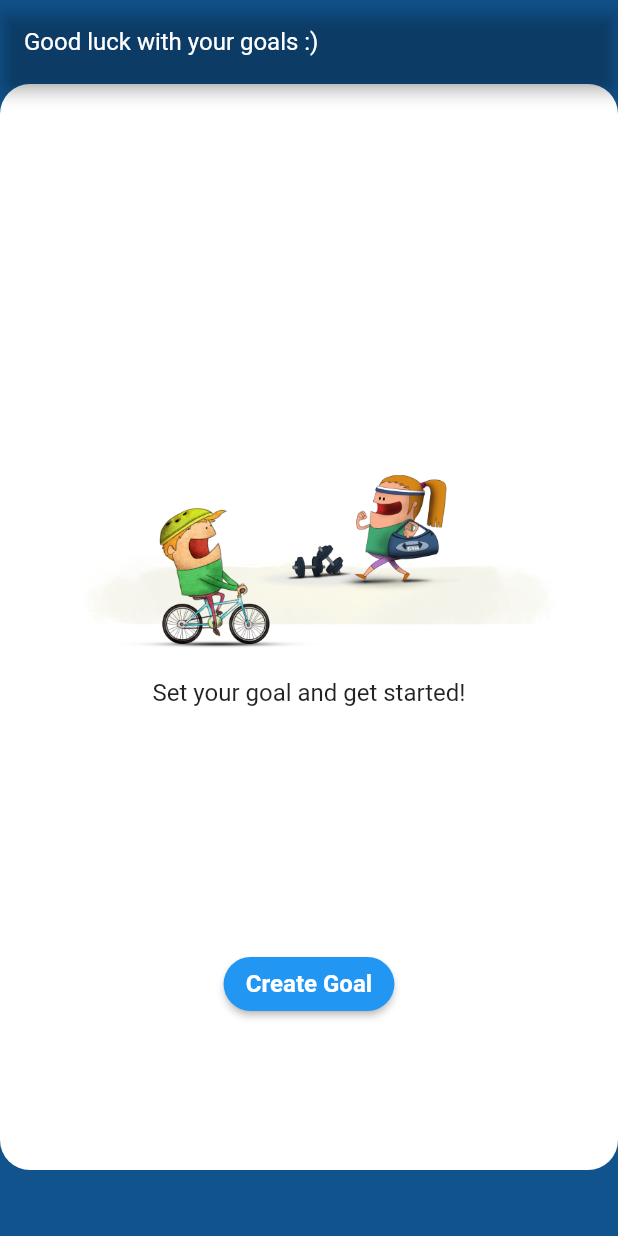
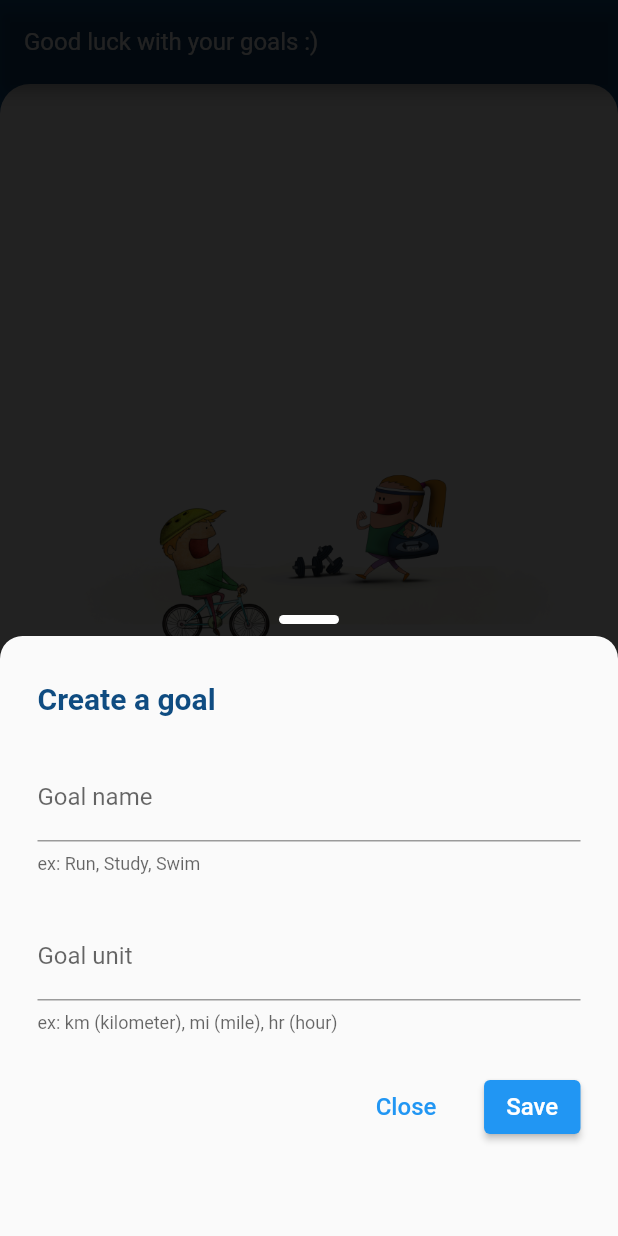
Before and after one commit to sajadmaster/goals-lite, a Flutter app: the screen it shows after launch, after a tap on "Create Goal", on a phone screen of 412 x 824 dp. Run offline on Flutter 3.47's test engine with Material 2 defaults, Android fonts, the light colour scheme and no system bars; our stand-ins replace firebase_auth, firebase_core, modal_bottom_sheet, sign_in_with_apple; accounts and stored records are empty.

Commit message:
Create a goal pop up view stable

```diff
--- /dev/null
+++ b/lib/CreateGoal/create_goal_view.dart
@@ -0,0 +1,121 @@
+import 'package:flutter/material.dart';
+import 'package:goals_lite/_shared/my_colors.dart';
+
+class CreateGoalPopUp extends StatelessWidget {
+  const CreateGoalPopUp({Key? key}) : super(key: key);
+
+  @override
+  Widget build(BuildContext context) {
+    return Container(
+      padding: EdgeInsets.only(left: 25, right: 25, top: 30, bottom: 30),
+      height: 400,
+      child: Align(
+        alignment: Alignment.centerLeft,
+        child: Column(
+          mainAxisAlignment: MainAxisAlignment.start,
+          crossAxisAlignment: CrossAxisAlignment.start,
+          children: [
+            Text(
+              'Create a goal',
+              style: TextStyle(
+                  color: blue2, fontSize: 20, fontWeight: FontWeight.bold),
+            ),
+            SizedBox(height: 25),
+            TextFormField(
+              decoration: const InputDecoration(
+                border: UnderlineInputBorder(),
+                labelText: 'Goal name',
+                helperText: 'ex: Run, Study, Swim',
+              ),
+            ),
+            SizedBox(height: 25),
+            TextFormField(
+              decoration: const InputDecoration(
+                  border: UnderlineInputBorder(),
+                  labelText: 'Goal unit',
+                  helperText: 'ex: km (kilometer), mi (mile), hr (hour)'),
+            ),
+            SizedBox(height: 25),
+            Row(
+              mainAxisAlignment: MainAxisAlignment.end,
+              children: [
+                TextButton(onPressed: () => {}, child: Text('Close')),
+                SizedBox(width: 20),
+                ElevatedButton(onPressed: () => {}, child: Text('Save')),
+              ],
+            ),
+          ],
+        ),
+      ),
+    );
+  }
+}
+
+
+// import 'package:flutter/material.dart';
+// import 'package:modal_bottom_sheet/modal_bottom_sheet.dart';
+
+// class CreateGoal extends StatefulWidget {
+//   CreateGoal();
+
+//   @override
+//   _CreateGoalState createState() => _CreateGoalState();
+// }
+
+// class _CreateGoalState extends State<CreateGoal> {
+//   get blue2 => null;
+
+//   @override
+//   void initState() {
+//     super.initState();
+//     showBarModalBottomSheet(
+//       context: context,
+    //   builder: (context) => Container(
+    //     padding: EdgeInsets.only(left: 25, right: 25, top: 30, bottom: 30),
+    //     height: 400,
+    //     child: Align(
+    //       alignment: Alignment.centerLeft,
+    //       child: Column(
+    //         mainAxisAlignment: MainAxisAlignment.start,
+    //         crossAxisAlignment: CrossAxisAlignment.start,
+    //         children: [
+    //           Text(
+    //             'Create a goal',
+    //             style: TextStyle(
+    //                 color: blue2, fontSize: 20, fontWeight: FontWeight.bold),
+    //           ),
+    //           SizedBox(height: 25),
+    //           TextFormField(
+    //             decoration: const InputDecoration(
+    //               border: UnderlineInputBorder(),
+    //               labelText: 'Goal name',
+    //               helperText: 'ex: Run, Study, Swim',
+    //             ),
+    //           ),
+    //           SizedBox(height: 25),
+    //           TextFormField(
+    //             decoration: const InputDecoration(
+    //                 border: UnderlineInputBorder(),
+    //                 labelText: 'Goal unit',
+    //                 helperText: 'ex: km (kilometer), mi (mile), hr (hour)'),
+    //           ),
+    //           SizedBox(height: 25),
+    //           Row(
+    //             mainAxisAlignment: MainAxisAlignment.end,
+    //             children: [
+    //               TextButton(onPressed: () => {}, child: Text('Close')),
+    //               ElevatedButton(onPressed: () => {}, child: Text('Save')),
+    //             ],
+    //           ),
+    //         ],
+    //       ),
+    //     ),
+    //   ),
+    // );
+//   }
+
+//   @override
+//   Widget build(BuildContext context) {
+//     return Container();
+//   }
+// }
--- a/lib/Dashboard/dashboard_empty_view.dart
+++ b/lib/Dashboard/dashboard_empty_view.dart
@@ -1,4 +1,7 @@
 import 'package:flutter/material.dart';
+import 'package:goals_lite/CreateGoal/create_goal_view.dart';
+import 'package:goals_lite/_shared/my_colors.dart';
+import 'package:modal_bottom_sheet/modal_bottom_sheet.dart';
 
 class DashboardEmptyContent extends StatelessWidget {
   @override
@@ -25,7 +28,12 @@ class DashboardEmptyContent extends StatelessWidget {
             ),
           ),
           ElevatedButton(
-              onPressed: () => {print('btn')},
+              onPressed: () => {
+                    showBarModalBottomSheet(
+                      context: context,
+                      builder: (context) => CreateGoalPopUp(),
+                    )
+                  },
               child: Text(
                 'Create Goal',
                 style: TextStyle(fontWeight: FontWeight.bold),
--- /dev/null
+++ b/lib/_shared/button_round_elevated.dart
@@ -0,0 +1,22 @@
+import 'package:flutter/material.dart';
+
+class RoundElevatedButton extends StatelessWidget {
+  String buttonText;
+  Function onPress;
+
+  RoundElevatedButton(this.buttonText, this.onPress);
+
+  @override
+  Widget build(BuildContext context) {
+    return ElevatedButton(
+        onPressed: onPress(),
+        child: Text(
+          buttonText,
+          style: TextStyle(fontWeight: FontWeight.bold),
+        ),
+        style: ButtonStyle(
+            shape: MaterialStateProperty.all<RoundedRectangleBorder>(
+                RoundedRectangleBorder(
+                    borderRadius: BorderRadius.circular(20.0)))));
+  }
+}
--- a/lib/_shared/my_colors.dart
+++ b/lib/_shared/my_colors.dart
@@ -6,3 +6,4 @@ const Color black3 = Color(0xFF050708);
 
 // Blue
 const Color blue1 = Color(0xFF11538D);
+const Color blue2 = Color(0xFF0F4C81);
--- a/pubspec.yaml
+++ b/pubspec.yaml
@@ -15,6 +15,7 @@ dependencies:
   firebase_core: ^1.10.6
   firebase_auth: ^3.3.4
   sign_in_with_apple: ^3.3.0
+  modal_bottom_sheet: ^2.0.0
 
 dev_dependencies:
   flutter_test:
```
Also changed, not shown: pubspec.lock.
